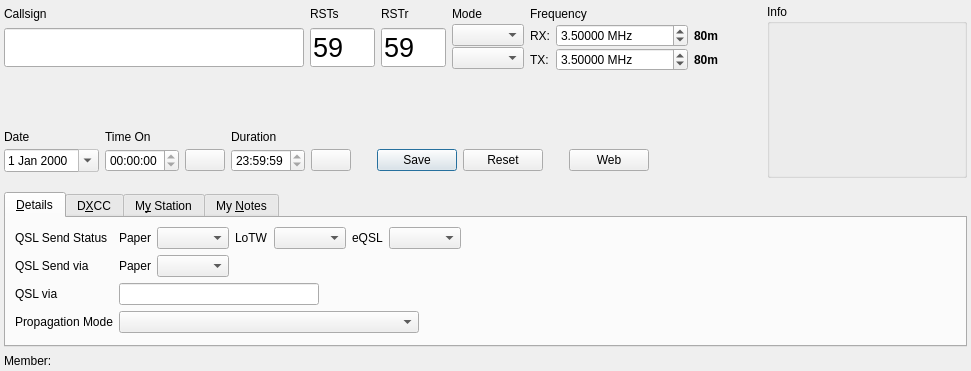
Old version of the form ui/NewContactWidget.ui in the repository jg3hlx/QLog.
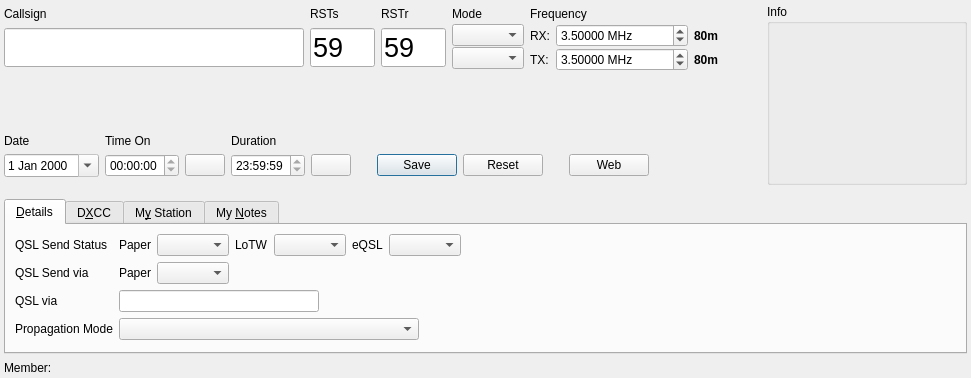
New version of the form. Icons and pictures are not drawn. Custom widgets are drawn as their Qt base class.

Diff of the .ui file:
```diff
--- a/ui/NewContactWidget.ui
+++ b/ui/NewContactWidget.ui
@@ -7,7 +7,7 @@
     <x>0</x>
     <y>0</y>
     <width>971</width>
-    <height>371</height>
+    <height>378</height>
    </rect>
   </property>
   <property name="sizePolicy">
```
Left out of the diff: 10 changed lines with no effect on the pictures.
